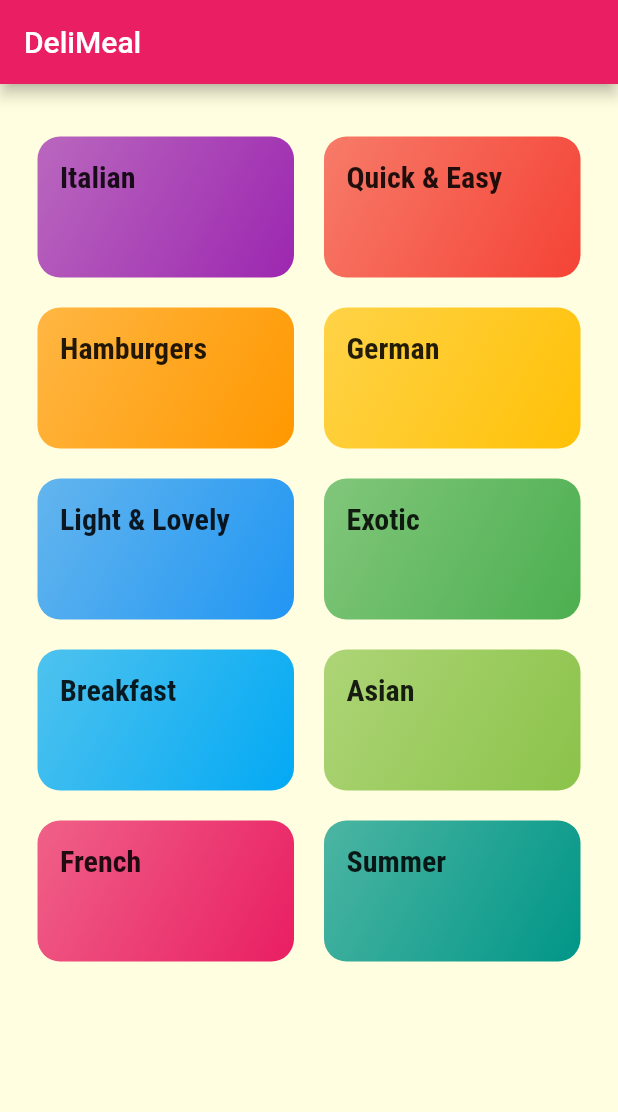
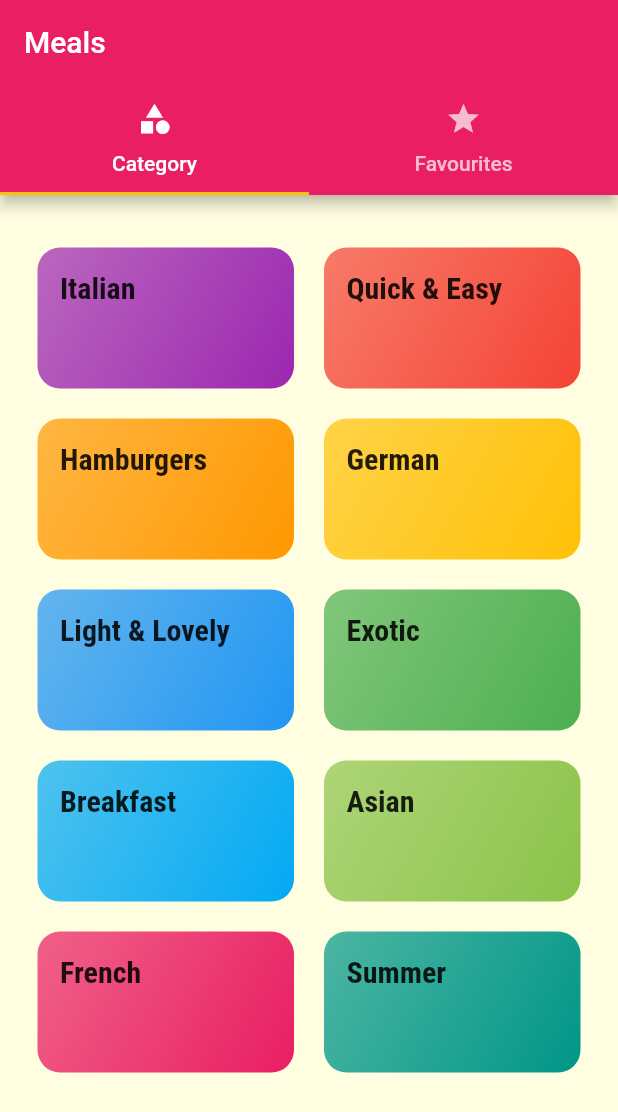
Before and after one commit to acybulska/Meals_App, a Flutter app: the screen it shows after launch, on a phone screen of 412 x 824 dp. Shown: the top 1112 px of the screen. Run offline on Flutter 3.47's test engine with Material 2 defaults, Android fonts, the phone set to English and light mode, and no system bars; Roboto replaces fonts that are missing (Railway).

```diff
--- a/lib/main.dart
+++ b/lib/main.dart
@@ -1,4 +1,6 @@
 import 'package:flutter/material.dart';
+import './screens/tabs_screen.dart';
+import './screens/meal_detail_screen.dart';
 import './screens/category_meals_screen.dart';
 import './screens/categories_screen.dart';
 
@@ -29,8 +31,9 @@ class MyApp extends StatelessWidget {
             ),
       ),
       routes: {
-        '/': (ctx) => CategoriesScreen(),
+        '/': (ctx) => TabsScreen(),
         CategoryMealsScreen.routeName: (ctx) => CategoryMealsScreen(),
+        MealDetailScreen.routeName: (ctx) => MealDetailScreen(),
       },
     );
   }
--- a/lib/screens/categories_screen.dart
+++ b/lib/screens/categories_screen.dart
@@ -5,11 +5,7 @@ import '../widgets/category_item.dart';
 class CategoriesScreen extends StatelessWidget {
   @override
   Widget build(BuildContext context) {
-    return Scaffold(
-      appBar: AppBar(
-        title: const Text("DeliMeal"),
-      ),
-      body: GridView(
+    return GridView(
       padding: const EdgeInsets.all(25),
       children: DUMMY_CATEGORIES
           .map((catData) => CategoryItem(
@@ -23,7 +19,6 @@ class CategoriesScreen extends StatelessWidget {
         childAspectRatio: 3 / 2,
         crossAxisSpacing: 20,
       ),
-      ),
     );
   }
 }
--- /dev/null
+++ b/lib/screens/favourites_screen.dart
@@ -0,0 +1,10 @@
+import 'package:flutter/material.dart';
+
+class FavouritesScreen extends StatelessWidget {
+  @override
+  Widget build(BuildContext context) {
+    return Center(
+      child: Text('Favourites'),
+    );
+  }
+}
--- /dev/null
+++ b/lib/screens/tabs_screen.dart
@@ -0,0 +1,40 @@
+import 'package:flutter/material.dart';
+import './categories_screen.dart';
+import './favourites_screen.dart';
+
+class TabsScreen extends StatefulWidget {
+  @override
+  _TabsScreenState createState() => _TabsScreenState();
+}
+
+class _TabsScreenState extends State<TabsScreen> {
+  @override
+  Widget build(BuildContext context) {
+    return DefaultTabController(
+      length: 2,
+      child: Scaffold(
+        appBar: AppBar(
+          title: Text('Meals'),
+          bottom: TabBar(
+            tabs: [
+              Tab(
+                icon: Icon(Icons.category),
+                text: 'Category',
+              ),
+              Tab(
+                icon: Icon(Icons.star),
+                text: 'Favourites',
+              ),
+            ],
+          ),
+        ),
+        body: TabBarView(
+          children: [
+            CategoriesScreen(),
+            FavouritesScreen(),
+          ],
+        ),
+      ),
+    );
+  }
+}
```
Lines whose indentation alone changed are shown as unchanged.
